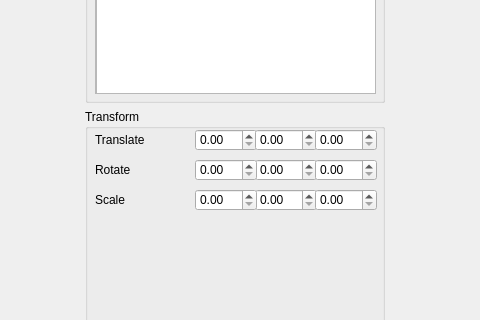
Qt form mainwindow.ui (FredrikEik/Game_Engine_Architecture) before a commit; both pictures show x 291 to 771 and y 279 to 599 of the 1052 by 751 pixel window.
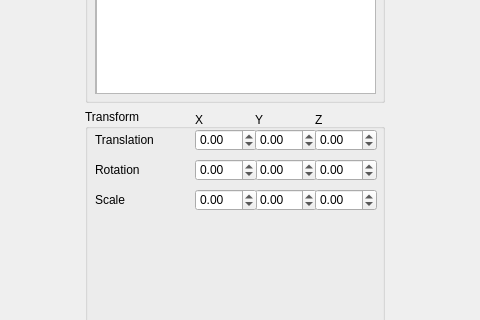
The same form after that commit.

What changed in the file:
```diff
--- a/mainwindow.ui
+++ b/mainwindow.ui
@@ -184,6 +184,12 @@
                <height>22</height>
               </rect>
              </property>
+             <property name="minimum">
+              <double>-999.000000000000000</double>
+             </property>
+             <property name="maximum">
+              <double>999.000000000000000</double>
+             </property>
             </widget>
             <widget class="QDoubleSpinBox" name="doubleSpinBox_2">
              <property name="geometry">
@@ -194,6 +200,12 @@
                <height>22</height>
               </rect>
              </property>
+             <property name="minimum">
+              <double>-999.000000000000000</double>
+             </property>
+             <property name="maximum">
+              <double>999.000000000000000</double>
+             </property>
             </widget>
             <widget class="QDoubleSpinBox" name="doubleSpinBox_3">
              <property name="geometry">
@@ -204,6 +216,12 @@
                <height>22</height>
               </rect>
              </property>
+             <property name="minimum">
+              <double>-999.000000000000000</double>
+             </property>
+             <property name="maximum">
+              <double>999.000000000000000</double>
+             </property>
             </widget>
             <widget class="QDoubleSpinBox" name="doubleSpinBox_4">
              <property name="geometry">
@@ -214,6 +232,12 @@
                <height>22</height>
               </rect>
              </property>
+             <property name="minimum">
+              <double>-999.000000000000000</double>
+             </property>
+             <property name="maximum">
+              <double>999.000000000000000</double>
+             </property>
             </widget>
             <widget class="QDoubleSpinBox" name="doubleSpinBox_5">
              <property name="geometry">
@@ -224,6 +248,12 @@
                <height>22</height>
               </rect>
              </property>
+             <property name="minimum">
+              <double>-999.000000000000000</double>
+             </property>
+             <property name="maximum">
+              <double>999.000000000000000</double>
+             </property>
             </widget>
             <widget class="QDoubleSpinBox" name="doubleSpinBox_6">
              <property name="geometry">
@@ -234,6 +264,12 @@
                <height>22</height>
               </rect>
              </property>
+             <property name="minimum">
+              <double>-999.000000000000000</double>
+             </property>
+             <property name="maximum">
+              <double>999.000000000000000</double>
+             </property>
             </widget>
             <widget class="QDoubleSpinBox" name="doubleSpinBox_7">
              <property name="geometry">
@@ -244,6 +280,12 @@
                <height>22</height>
               </rect>
              </property>
+             <property name="minimum">
+              <double>-999.000000000000000</double>
+             </property>
+             <property name="maximum">
+              <double>999.000000000000000</double>
+             </property>
             </widget>
             <widget class="QDoubleSpinBox" name="doubleSpinBox_8">
              <property name="geometry">
@@ -254,6 +296,12 @@
                <height>22</height>
               </rect>
              </property>
+             <property name="minimum">
+              <double>-999.000000000000000</double>
+             </property>
+             <property name="maximum">
+              <double>999.000000000000000</double>
+             </property>
             </widget>
             <widget class="QDoubleSpinBox" name="doubleSpinBox_9">
              <property name="geometry">
@@ -264,6 +312,12 @@
                <height>22</height>
               </rect>
              </property>
+             <property name="minimum">
+              <double>-999.000000000000000</double>
+             </property>
+             <property name="maximum">
+              <double>999.000000000000000</double>
+             </property>
             </widget>
             <widget class="QLabel" name="TranslateLabel">
              <property name="geometry">
@@ -275,7 +329,7 @@
               </rect>
              </property>
              <property name="text">
-              <string>Translate</string>
+              <string>Translation</string>
              </property>
             </widget>
             <widget class="QLabel" name="ScaleLabel">
@@ -301,7 +355,46 @@
               </rect>
              </property>
              <property name="text">
-              <string>Rotate</string>
+              <string>Rotation</string>
+             </property>
+            </widget>
+            <widget class="QLabel" name="xLabel">
+             <property name="geometry">
+              <rect>
+               <x>110</x>
+               <y>0</y>
+               <width>71</width>
+               <height>21</height>
+              </rect>
+             </property>
+             <property name="text">
+              <string>X</string>
+             </property>
+            </widget>
+            <widget class="QLabel" name="yLabel">
+             <property name="geometry">
+              <rect>
+               <x>170</x>
+               <y>0</y>
+               <width>71</width>
+               <height>21</height>
+              </rect>
+             </property>
+             <property name="text">
+              <string>Y</string>
+             </property>
+            </widget>
+            <widget class="QLabel" name="zLabel">
+             <property name="geometry">
+              <rect>
+               <x>230</x>
+               <y>0</y>
+               <width>71</width>
+               <height>21</height>
+              </rect>
+             </property>
+             <property name="text">
+              <string>Z</string>
              </property>
             </widget>
            </widget>
```
Left out of the diff: 18 changed lines with no effect on the pictures.
